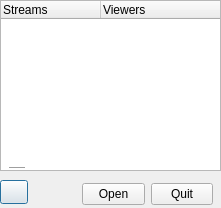
The window that systemtraydialog.ui (pomidi/TwitchLivestreamer) describes before a commit, drawn with Qt 5.
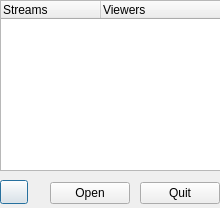
The same window after the commit. Icons and pictures are not drawn.

What changed in the file:
```diff
--- a/systemtraydialog.ui
+++ b/systemtraydialog.ui
@@ -9,7 +9,7 @@
    <rect>
     <x>0</x>
     <y>0</y>
-    <width>221</width>
+    <width>220</width>
     <height>208</height>
    </rect>
   </property>
@@ -53,25 +53,12 @@
      <normaloff>:/refresh.png</normaloff>:/refresh.png</iconset>
    </property>
   </widget>
-  <widget class="Line" name="line">
+  <widget class="QWidget" name="layoutWidget">
    <property name="geometry">
     <rect>
-     <x>9</x>
-     <y>160</y>
-     <width>16</width>
-     <height>16</height>
-    </rect>
-   </property>
-   <property name="orientation">
-    <enum>Qt::Horizontal</enum>
-   </property>
-  </widget>
-  <widget class="QWidget" name="">
-   <property name="geometry">
-    <rect>
-     <x>82</x>
-     <y>181</y>
-     <width>131</width>
+     <x>50</x>
+     <y>180</y>
+     <width>170</width>
      <height>26</height>
     </rect>
    </property>
```
